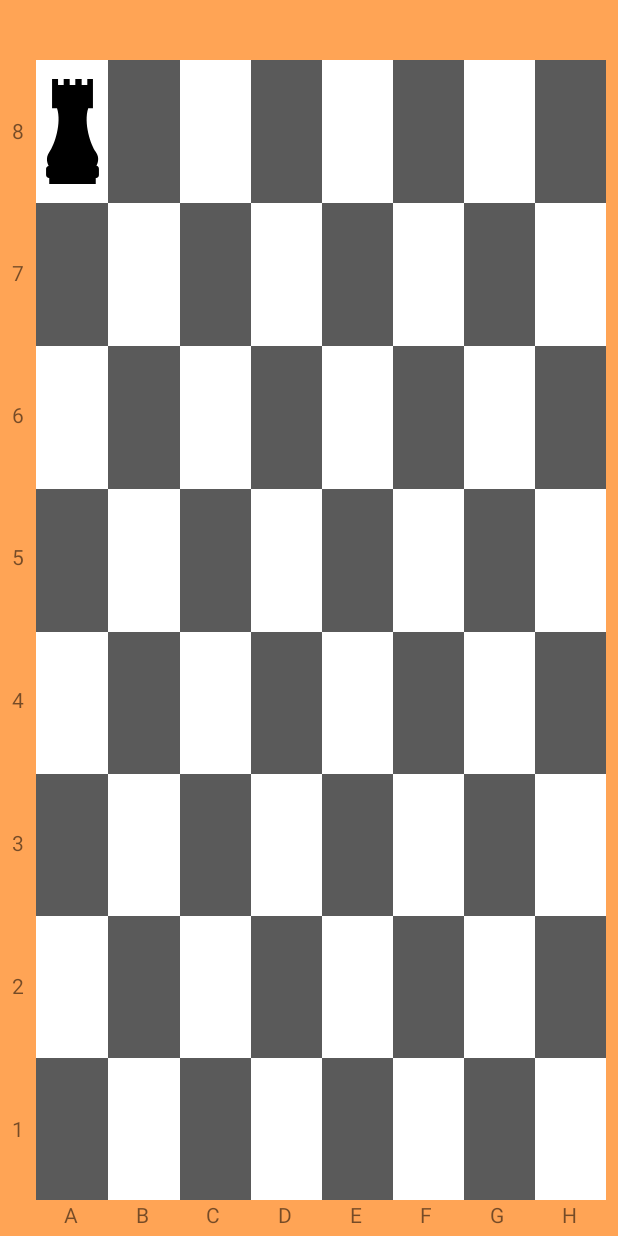
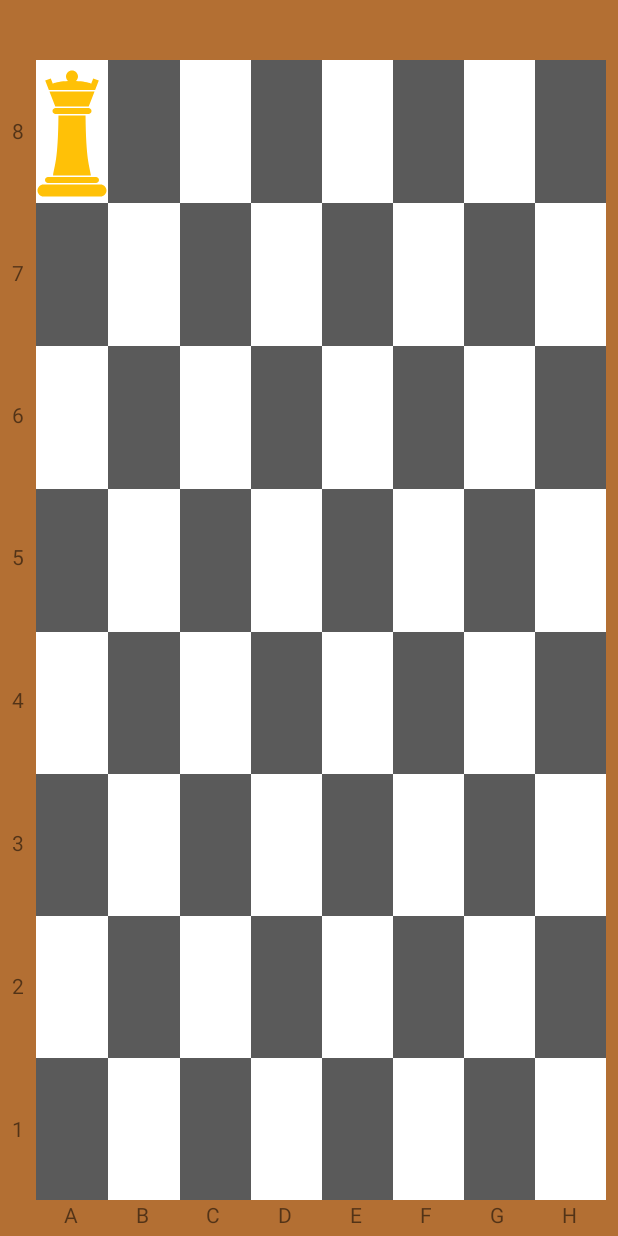
Before and after one commit to douglasrsilverio/xadrez-multiplayer, an Android app: the screen it shows after launch (TabuleiroActivity), on a phone screen of 412 x 824 dp. Run offline under Robolectric (Android 15) with nearby library versions, the phone set to English and light mode, and no system bars.

Commit message:
Alteração cores e adição de SVG das peças

```diff
--- /dev/null
+++ b/app/src/main/res/drawable/ic_brancas_rainha.xml
@@ -0,0 +1,9 @@
+<vector xmlns:android="http://schemas.android.com/apk/res/android"
+    android:width="100dp"
+    android:height="100dp"
+    android:viewportWidth="100"
+    android:viewportHeight="100">
+  <path
+      android:fillColor="@color/pecas_brancas"
+      android:pathData="M63,36c0,1.1 -0.9,2 -2,2H39c-1.1,0 -2,-0.9 -2,-2s0.9,-2 2,-2h22C62.1,34 63,34.9 63,36zM34,84h32c1.1,0 2,-0.9 2,-2s-0.9,-2 -2,-2H34c-1.1,0 -2,0.9 -2,2S32.9,84 34,84zM69,85H31c-2.2,0 -4,1.8 -4,4s1.8,4 4,4h38c2.2,0 4,-1.8 4,-4S71.2,85 69,85zM40.973,39c-0.277,29.941 -2.637,33.513 -3.583,40H62.61c-0.946,-6.487 -3.306,-10.059 -3.583,-40H40.973zM34.965,23l3.89,10h22.291l3.89,-10H34.965zM65.424,22l2.44,-6.275l-3.729,-1.45l-1.361,3.501c-1.851,-0.886 -5.641,-1.543 -10.218,-1.724C53.432,15.318 54,14.231 54,13c0,-2.208 -1.791,-4 -4,-4s-4,1.792 -4,4c0,1.231 0.568,2.318 1.443,3.052c-4.577,0.181 -8.367,0.838 -10.218,1.724l-1.361,-3.501l-3.729,1.45L34.576,22H65.424z"/>
+</vector>
--- a/app/src/main/res/drawable/ic_chess_rok.xml
+++ /dev/null
@@ -1,4 +0,0 @@
-<vector android:height="70dp" android:viewportHeight="298"
-    android:viewportWidth="298" android:width="70dp" xmlns:android="http://schemas.android.com/apk/res/android">
-    <path android:fillColor="#FF000000" android:pathData="M216.923,246.538c3.457,-6.556 9.963,-22.777 -1.666,-39.137C200.508,186.65 179.942,125 193.61,83H207V0h-16v17h-16V0h-18v17h-16V0h-17v17h-16V0H91v83h14.057c13.668,42 -6.98,103.65 -21.73,124.401c-11.629,16.359 -5.373,32.706 -1.916,39.262C77.347,247.044 74,250.337 74,254.5v18c0,4.418 3.915,8.5 8.333,8.5H83v17h132v-17h1.333c4.418,0 7.667,-4.082 7.667,-8.5v-18C224,250.338 220.986,246.92 216.923,246.538z"/>
-</vector>
--- a/app/src/main/res/layout/activity_tabuleiro.xml
+++ b/app/src/main/res/layout/activity_tabuleiro.xml
@@ -38,17 +38,20 @@
                 android:layout_weight="1"
                 android:background="#FFFFFF"
                 android:foreground="?attr/selectableItemBackgroundBorderless"
-                android:onClick="pos8A"
-                android:scaleType="center"
-                android:src="@drawable/ic_chess_rok" />
+                android:onClick="posA8"
+                android:src="@drawable/ic_brancas_rainha" />
 
 
             <ImageButton
                 android:id="@+id/posB8"
+                style="?android:attr/borderlessButtonStyle"
                 android:layout_width="match_parent"
                 android:layout_height="match_parent"
                 android:layout_weight="1"
-                android:background="#5A5A5A" />
+                android:background="#5A5A5A"
+                android:foreground="?attr/selectableItemBackgroundBorderless"
+                android:onClick="posB8"
+                />
 
             <ImageButton
                 android:id="@+id/posC8"
--- a/app/src/main/res/values/colors.xml
+++ b/app/src/main/res/values/colors.xml
@@ -7,5 +7,7 @@
     <color name="teal_700">#FF018786</color>
     <color name="black">#FF000000</color>
     <color name="white">#FFFFFFFF</color>
-    <color name="madeira">#FFA455</color>
+    <color name="madeira">#B36F33</color>
+    <color name="pecas_brancas">#FFC107</color>
+    <color name="pecas_pretas">#000000</color>
 </resources>
```
Also changed, not shown: app/src/main/java/br/com/douglassilverio/xadrez_multiplayer/activity/CustomButton.kt (deleted, +0 -7 lines), app/src/main/java/br/com/douglassilverio/xadrez_multiplayer/activity/TabuleiroActivity.kt (+16 -11 lines), app/src/main/res/drawable/ic_brancas_bispo.xml (added, +9 -0 lines), app/src/main/res/drawable/ic_brancas_cavalo.xml (added, +9 -0 lines), app/src/main/res/drawable/ic_brancas_peao.xml (added, +9 -0 lines), app/src/main/res/drawable/ic_brancas_rei.xml (added, +9 -0 lines), app/src/main/res/drawable/ic_brancas_torre.xml (added, +9 -0 lines), app/src/main/res/drawable/ic_pretas_bispo.xml (added, +9 -0 lines), app/src/main/res/drawable/ic_pretas_cavalo.xml (added, +9 -0 lines), app/src/main/res/drawable/ic_pretas_peao.xml (added, +9 -0 lines), app/src/main/res/drawable/ic_pretas_rainha.xml (added, +9 -0 lines), app/src/main/res/drawable/ic_pretas_rei.xml (added, +9 -0 lines), app/src/main/res/drawable/ic_pretas_torre.xml (added, +9 -0 lines), app/src/main/res/drawable/tabuleiro.png (deleted).
